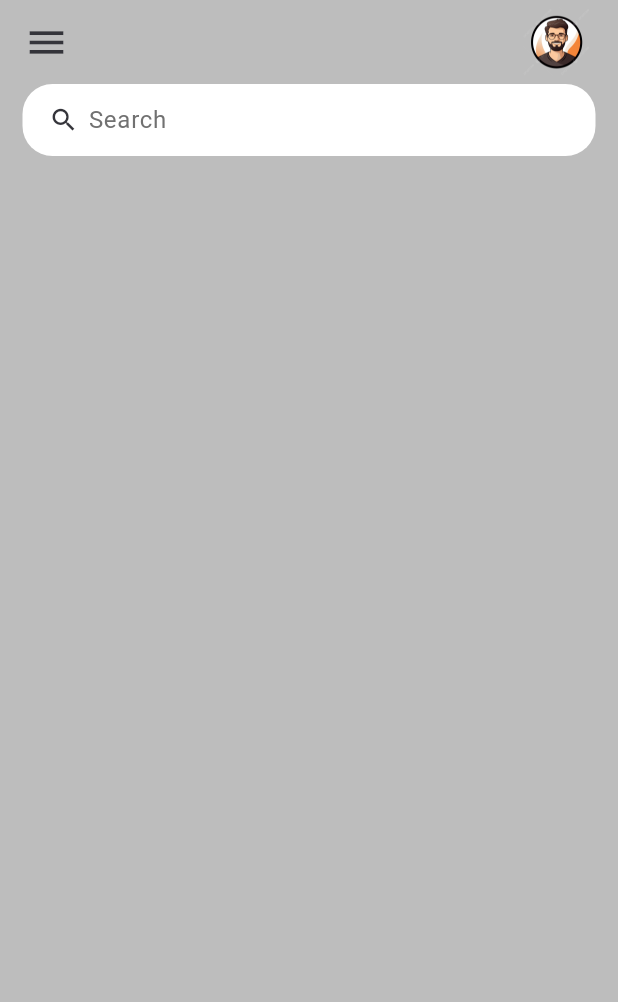
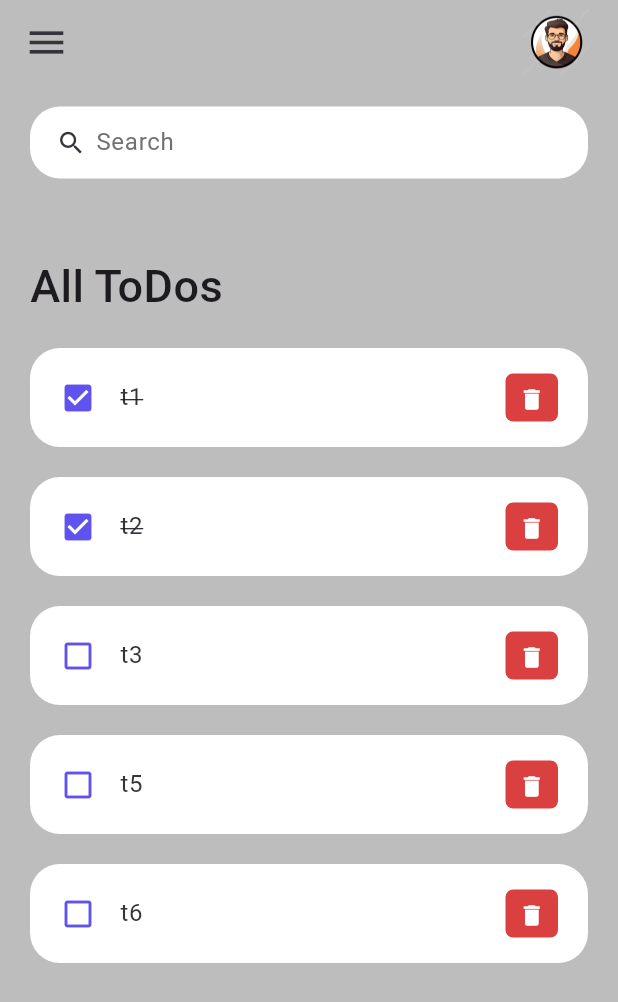
Before and after one commit to imvishweshpatil/ToDo_App, a Flutter app: the screen it shows after launch, on a phone screen of 412 x 824 dp. Shown: the top 1002 px of the screen. Run offline on Flutter 3.47's test engine with Material 3 defaults, Android fonts, the phone set to English and light mode, and no system bars.

Commit message:
Made the ToDo Item Dynamic.

```diff
--- /dev/null
+++ b/lib/model/todo.dart
@@ -0,0 +1,21 @@
+class ToDo {
+  String? id;
+  String? todoText;
+  bool isDone;
+
+  ToDo({
+    required this.id,
+    required this.todoText,
+    this.isDone = false,
+  });
+
+  static List<ToDo> todoList() {
+    return [
+      ToDo(id: '01', todoText: 't1', isDone: true),
+      ToDo(id: '02', todoText: 't2', isDone: true),
+      ToDo(id: '04', todoText: 't3'),
+      ToDo(id: '05', todoText: 't5'),
+      ToDo(id: '06', todoText: 't6'),
+    ];
+  }
+}
--- a/lib/screens/home.dart
+++ b/lib/screens/home.dart
@@ -1,8 +1,13 @@
 import 'package:flutter/material.dart';
-import 'package:todo_app/constants/colors.dart';
+
+import '../constants/colors.dart';
+import '../widgets/todo_item.dart';
+import '../model/todo.dart';
 
 class Home extends StatelessWidget {
-  const Home({super.key});
+  Home({super.key});
+
+  final todosList = ToDo.todoList();
 
   @override
   Widget build(BuildContext context) {
@@ -10,10 +15,32 @@ class Home extends StatelessWidget {
       backgroundColor: Colors.grey[400],
       appBar: _buildAppBar(),
         body: Container(
-          padding: EdgeInsets.symmetric(horizontal: 15),
+          padding: EdgeInsets.symmetric(
+              horizontal: 20,
+            vertical: 15,
+          ),
           child: Column(
             children: [
               searchBox(),
+              Expanded(
+                child: ListView(
+                  children: [
+                    Container(
+                      margin: EdgeInsets.fromLTRB(0, 50, 0, 20),
+                      child: Text(
+                        'All ToDos',
+                        style: TextStyle(
+                          fontSize: 30,
+                          fontWeight: FontWeight.w500,
+                        ),
+                      ),
+                    ),
+
+                    for (ToDo todoo in todosList)
+                    ToDoItem(todo: todoo,),
+                  ],
+                ),
+              )
             ],
           ),
         )
--- a/lib/widgets/todo_item.dart
+++ b/lib/widgets/todo_item.dart
@@ -1,8 +1,11 @@
 import 'package:flutter/material.dart';
+
 import '../constants/colors.dart';
+import '../model/todo.dart';
 
 class ToDoItem extends StatelessWidget {
-  const ToDoItem({super.key});
+  final ToDo todo;
+  const ToDoItem({Key? key, required this.todo}) : super(key: key);
 
   @override
   Widget build(BuildContext context) {
@@ -18,15 +21,15 @@ class ToDoItem extends StatelessWidget {
         contentPadding: EdgeInsets.symmetric(horizontal: 20, vertical: 5),
         tileColor: Colors.white,
         leading: Icon(
-          Icons.check_box,
+          todo.isDone ? Icons.check_box : Icons.check_box_outline_blank,
           color: tdBlue,
         ),
         title: Text(
-          'Check mail',
+          todo.todoText!,
           style: TextStyle(
             fontSize: 16,
             color: tdBlack,
-            decoration: TextDecoration.lineThrough,
+            decoration: todo.isDone ? TextDecoration.lineThrough : null,
           ),
         ),
         trailing: Container(
```
